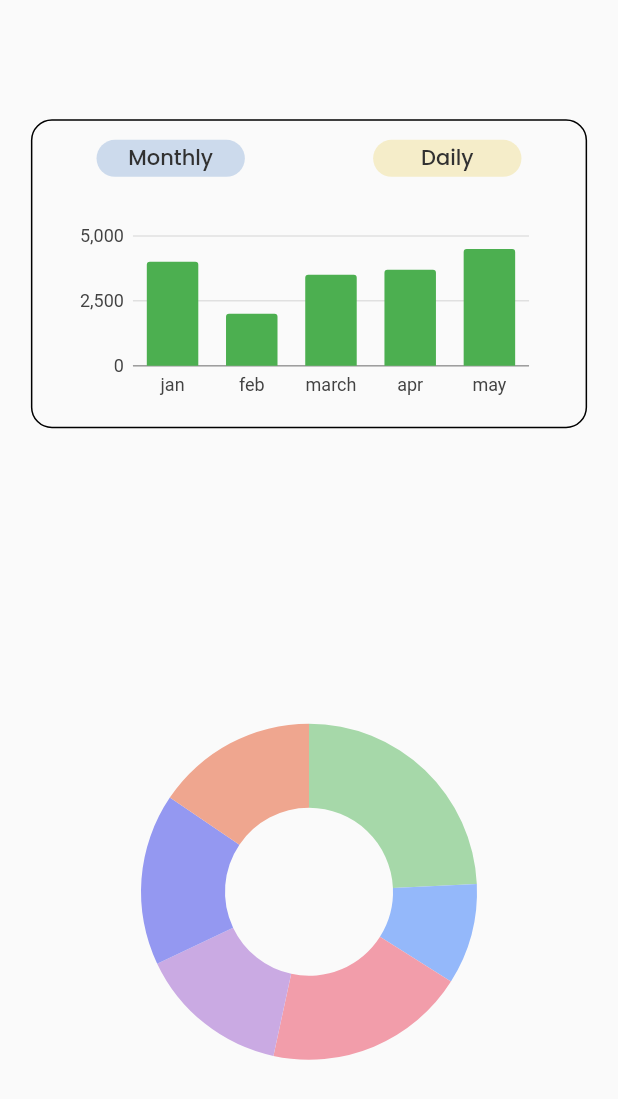
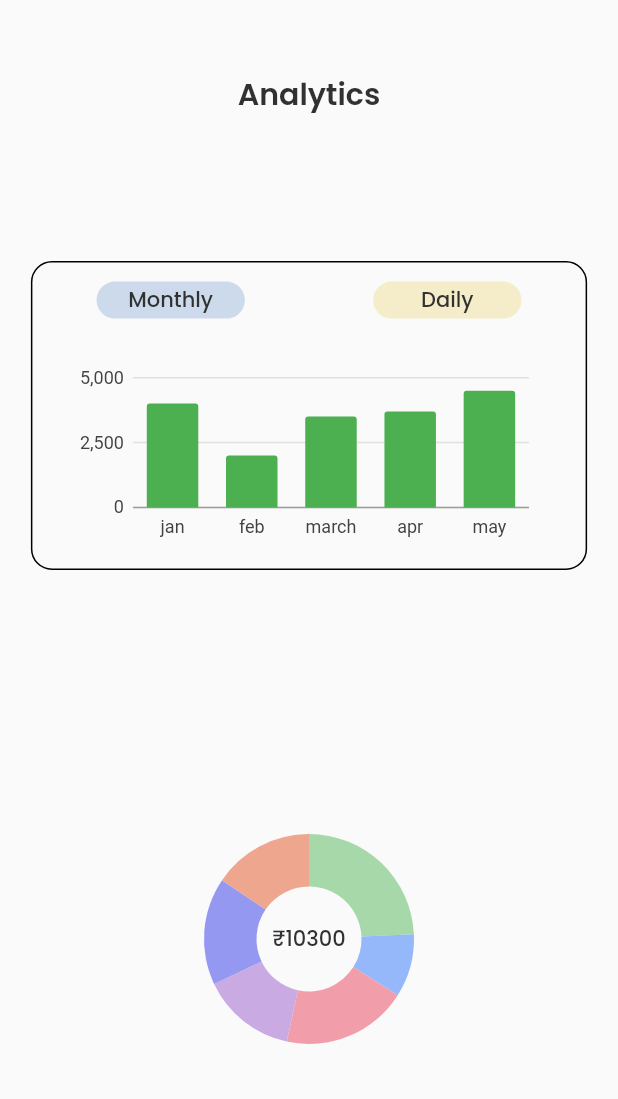
Before and after one commit to Sama-3l/coinwatcher, a Flutter app: the Analytics widget shown alone on an empty page, opened directly with empty values, on a phone screen of 412 x 824 dp. Shown: the top 1099 px of the screen. Run offline on Flutter 3.47's test engine with Material 2 defaults, Android fonts, the phone set to English and light mode, and no system bars; our stand-ins replace charts_flutter, flutter_bloc, google_fonts, percent_indicator, simple_icons, syncfusion_flutter_charts; missing offline and left inert: carbon_icons.

Commit message:
Piechart added

```diff
--- a/lib/presentation/screens/analytics.dart
+++ b/lib/presentation/screens/analytics.dart
@@ -23,6 +23,15 @@ class _AnalyticsState extends State<Analytics> {
       child: Column(
         mainAxisAlignment: MainAxisAlignment.spaceAround,
         children: [
+          Text(
+            "Analytics",
+            style: widget.font.getPoppinsTextStyle(
+              color: widget.theme.textPrimary,
+              fontSize: 20,
+              fontWeight: FontWeight.w600,
+              letterSpacing: 0,
+            ),
+          ),
           expenseGraph(
             theme: widget.theme,
             font: widget.font,
--- a/lib/presentation/widgets/piechart.dart
+++ b/lib/presentation/widgets/piechart.dart
@@ -6,7 +6,7 @@ import 'package:syncfusion_flutter_charts/charts.dart';
 
 class PieChart extends StatefulWidget {
   PieChart({super.key, required this.theme, required this.font});
-  late LightMode theme;
+  LightMode theme;
   FontFamily font;
 
   final List<PieData> data = [
@@ -25,13 +25,23 @@ class _PieChartState extends State<PieChart> {
   @override
   Widget build(BuildContext context) {
     return Container(
-      child: SfCircularChart(series: <CircularSeries>[
+      child: SfCircularChart(annotations: [
+        CircularChartAnnotation(
+            widget: Container(
+                child: Text('\u{20B9}${10300}',
+                    style: widget.font.getPoppinsTextStyle(
+                        color: widget.theme.textPrimary,
+                        fontSize: 14,
+                        fontWeight: FontWeight.w500,
+                        letterSpacing: 0))))
+      ], series: <CircularSeries>[
         // Render pie chart
         DoughnutSeries<PieData, String>(
             dataSource: widget.data,
             pointColorMapper: (PieData data, _) => data.color,
             xValueMapper: (PieData data, _) => data.category,
-            yValueMapper: (PieData data, _) => data.spent)
+            yValueMapper: (PieData data, _) => data.spent,
+            radius: '50%'),
       ]),
     );
   }
```
